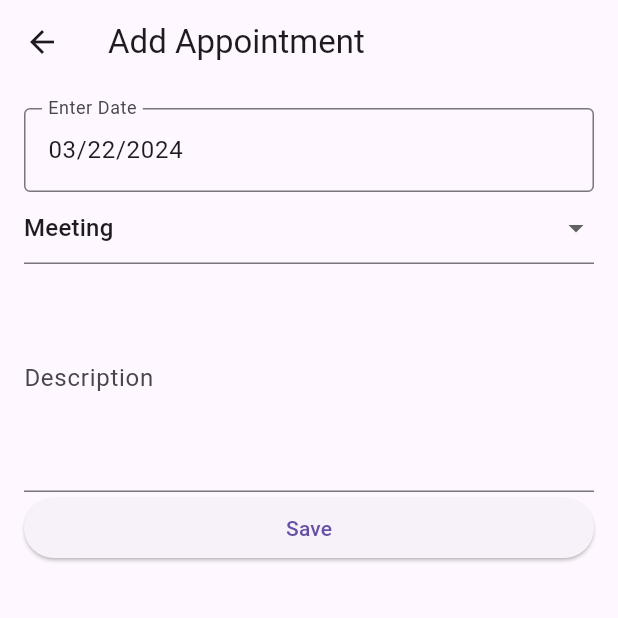
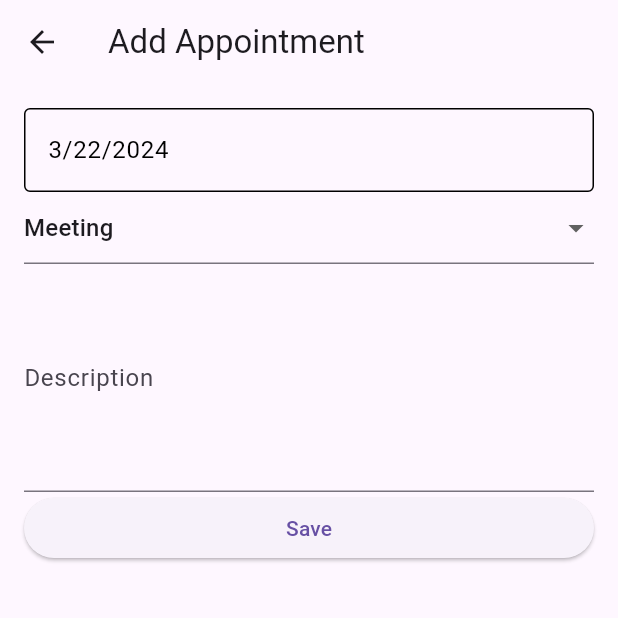
Before and after one commit to argietut/church-tap, a Flutter app: the CustomCalendar screen opened directly, after a tap on "Appointment", on a phone screen of 412 x 824 dp, the top half of it. Run offline on Flutter 3.47's test engine with Material 3 defaults, Android fonts, the phone set to English and light mode, and no system bars; our stand-ins replace cloud_firestore, firebase_auth, firebase_core, flutter_map, geolocator, get and 3 more; missing offline and left inert: flutter_map_location_marker, flutter_map_marker_popup; accounts and stored records are empty.

Commit message:
Implemented Pending Calendar Data

```diff
--- a/lib/BACK_END/Services/Functions/Users.dart
+++ b/lib/BACK_END/Services/Functions/Users.dart
@@ -22,7 +22,7 @@ class UserStorage {
     }
   }
 
- Future<List> getPendingDate(String uniqueID) async {
+ Future<List<int>> getPendingDate(String uniqueID) async {
     List<int> documents = [];
      await db.collection("users").doc("members").collection(uniqueID).doc("Event").collection("Pending Appointment")
         .get().then((value) {
--- a/lib/FRONT_END/MemberScreens/screen_pages/appointment_source_directory/add_appointment.dart
+++ b/lib/FRONT_END/MemberScreens/screen_pages/appointment_source_directory/add_appointment.dart
@@ -65,7 +65,7 @@ class _AddAppointmentState extends State<AddAppointment> {
     return ListView(
       padding: const EdgeInsets.all(16.0),
       children: [
-        InputDatePickerFormField(
+      /*  InputDatePickerFormField(
           errorInvalidText: "Date is not valid ",
           errorFormatText: "Date is not in a Correct Format",
           acceptEmptyDate: false,
@@ -77,9 +77,28 @@ class _AddAppointmentState extends State<AddAppointment> {
               _selectedDate = date;
             });
           },
+        ),*/
+        TextFormField( //USED THIS KAY PARA WALAY BROKEN DATES UG YEARS SA DATABASE
+          enabled: false,
+          readOnly: true,
+          decoration: const InputDecoration(
+              border: OutlineInputBorder(
+                  borderRadius: BorderRadius.only()
+              ),
+              enabled: false,
+              disabledBorder: OutlineInputBorder(
+                  borderSide: BorderSide(
+                      color: Colors.black)
+              )
+          ),
+          style: TextStyle(
+              color: Colors.black),
+          initialValue: "${_selectedDate.month}"+"/${_selectedDate.day}/"+"${_selectedDate.year}",
         ),
+
         DropdownButtonFormField<String>(
           value: _selectedAppointmentType,
+
           onChanged: (String? newValue) {
             setState(() {
               _selectedAppointmentType = newValue!;
@@ -158,6 +177,7 @@ class _AddAppointmentState extends State<AddAppointment> {
               onPressed: () {
                 Navigator.of(context).pop();
                 Navigator.pop(context, true);
+              //  Navigator.pushReplacement(context, newRoute)
               },
               child: Text('OK'),
             ),
--- a/lib/FRONT_END/MemberScreens/widget_member/Calendar.dart
+++ b/lib/FRONT_END/MemberScreens/widget_member/Calendar.dart
@@ -1,3 +1,6 @@
+import 'dart:async';
+import 'dart:developer';
+
 import 'package:bethel_app_final/BACK_END/Services/Functions/Authentication.dart';
 import 'package:bethel_app_final/BACK_END/Services/Functions/Users.dart';
 import 'package:bethel_app_final/FRONT_END/MemberScreens/appointment_page.dart';
@@ -24,13 +27,14 @@ class _CustomCalendarState extends State<CustomCalendar> {
   int currentYear = DateTime.now().year;
   UserStorage storage = UserStorage();
   TapAuth tapAuth = TapAuth();
+  late Future _pendingDate;
+  List<int> array = [];
 
-/*  @override
+  @override
   void initState() {
-    storage.getPendingDate(tapAuth.auth.currentUser!.uid);
+    _pendingDate = storage.getPendingDate(tapAuth.auth.currentUser!.uid);
     super.initState();
-  }*/
-
+  }
   @override
   Widget build(BuildContext context) {
     _tableCalendar = TableCalendar(
@@ -44,8 +48,6 @@ class _CustomCalendarState extends State<CustomCalendar> {
         setState(() {
           _selectedDay = selectedDay;
           _focusedDay = focusedDay;
-          print("Selected $_selectedDay");
-          print("Focused $_focusedDay");
         });
       },
       calendarFormat: _calendarFormat,
@@ -55,6 +57,7 @@ class _CustomCalendarState extends State<CustomCalendar> {
         });
       },
       calendarStyle: CalendarStyle(
+         // selectedDecoration: if(widget.type ),
           weekendTextStyle: TextStyle(
               color: Colors.red),
           outsideDaysVisible: false,
@@ -62,35 +65,6 @@ class _CustomCalendarState extends State<CustomCalendar> {
               color: Colors.blue)
       ),
       enabledDayPredicate: (day) {
-        List<dynamic> arr = [1,2,3,4,5];
-        Future<List> a = storage.getPendingDate(tapAuth.auth.currentUser!.uid);
-        a.then((value) {
-          print(value.length);
-        },);
-
-//WORKING BUT FUCKING PRINTS FUCKTILLION TIMES
-       /* Future<List> a = storage.getPendingDate(tapAuth.auth.currentUser!.uid);
-        a.then((value) {
-          for(int i = 0;i < value.length;i++){
-            print("${value[i]} $i ");
-          }
-        },);*/
-      //  fillList();
-        if(widget.type == "member") {
-          for(int i = 0;i < arr.length;i++){
-            if(day.day == arr[i]){
-              return false;
-            }
-          }
-        }
-        else{
-          if(day.day == 6){
-            return false;
-          }
-          else{
-            return true;
-          }
-        }
         return true;
       },
       calendarBuilders: CalendarBuilders(
@@ -107,9 +81,11 @@ class _CustomCalendarState extends State<CustomCalendar> {
           );
         },
         defaultBuilder:(context, day, focusedDay) {
-          if(day.weekday == DateTime.sunday || day.weekday == DateTime.saturday){
+          if(widget.type == "member"){
+            for(int i = 0;i < array.length;i++){
+              if(array[i] == day.day){
                 return  Container(
-              decoration: BoxDecoration(color: Colors.green.shade300),
+                  decoration: BoxDecoration(color: Colors.yellow.shade200,border: Border.all(color: Colors.black26,strokeAlign: BorderSide.strokeAlignInside)),
                   child: Center(
                     child: Text(
                       "${day.day}",
@@ -119,14 +95,18 @@ class _CustomCalendarState extends State<CustomCalendar> {
                   ),
                 );
               }
+            }
+          }
+
+
+
         },
         dowBuilder: (context, day) {
           final red = DateFormat.E().format(day);
           final blue = DateFormat.E().format(day);
           if(day.weekday == DateTime.sunday || day.weekday == DateTime.saturday){
             return Center(
-            child: Text(
-              red,
+              child: Text(red,
                 style: TextStyle(color: Colors.red),
               ),
             );
@@ -141,15 +121,25 @@ class _CustomCalendarState extends State<CustomCalendar> {
           }
         },),
     );
+    return Scaffold(
+        body: FutureBuilder(future: _pendingDate, builder: (context, snapshot) {
+          if(snapshot.connectionState == ConnectionState.waiting && !snapshot.hasData){
+            return Center(
+              child: CircularProgressIndicator(
+                color: Colors.green.shade200,
+              ),);
+          }
+          else if(snapshot.connectionState == ConnectionState.done && snapshot.hasData && widget.type == "admin"){
+            return admin(context);
+          }
+          else {
+            array = snapshot.data;
+            return member(context);
+          }
 
 
-  if(widget.type == "admin"){
-return admin(context);
-  }
-
-  else{
-return member(context);
-  }
+        },)
+    );
 
   }
 
```
Lines whose indentation alone changed are shown as unchanged.
